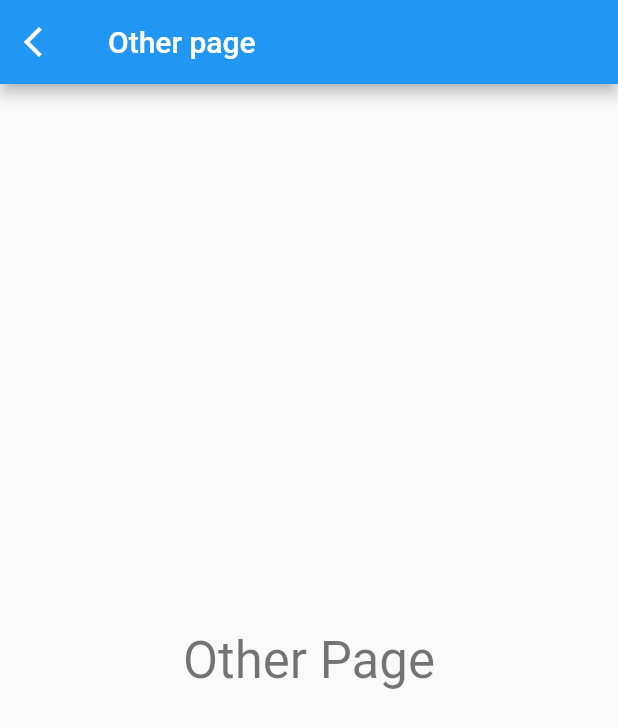
After one commit to Raks-Javac/bloc_project, a Flutter app: the OtherPage screen opened directly, on a phone screen of 412 x 824 dp. The commit adds this screen. Shown: the top 728 px of the screen. Run offline on Flutter 3.47's test engine with Material 2 defaults, Android fonts, the phone set to English and light mode, and no system bars; our stand-ins replace equatable, flutter_bloc.

```diff
--- /dev/null
+++ b/lib/bloc_with_cubit_init/screens/other_screen.dart
@@ -0,0 +1,30 @@
+import 'package:flutter/material.dart';
+
+class OtherPage extends StatelessWidget {
+  const OtherPage({Key? key}) : super(key: key);
+
+  @override
+  Widget build(BuildContext context) {
+    return Scaffold(
+        appBar: AppBar(
+          title: const Text('Other page'),
+          leading: IconButton(
+            onPressed: () {
+              Navigator.pop(context);
+            },
+            icon: Icon(Icons.arrow_back_ios),
+          ),
+        ),
+        body: Center(
+          child: Column(
+            mainAxisAlignment: MainAxisAlignment.center,
+            children: <Widget>[
+              Text(
+                'Other Page',
+                style: Theme.of(context).textTheme.headlineMedium,
+              ),
+            ],
+          ),
+        ));
+  }
+}
```
Also changed, not shown: lib/bloc_with_cubit_init/screens/counter_ui.dart (+26 -2 lines), 1 other file.
